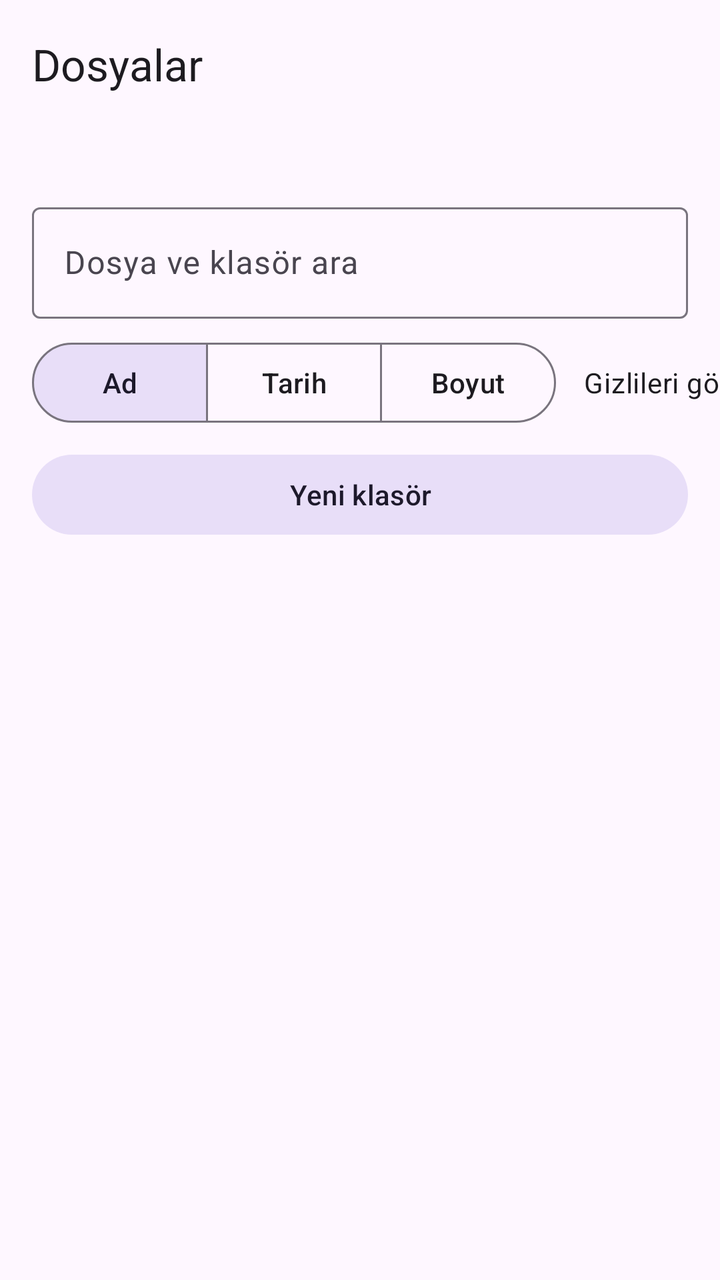
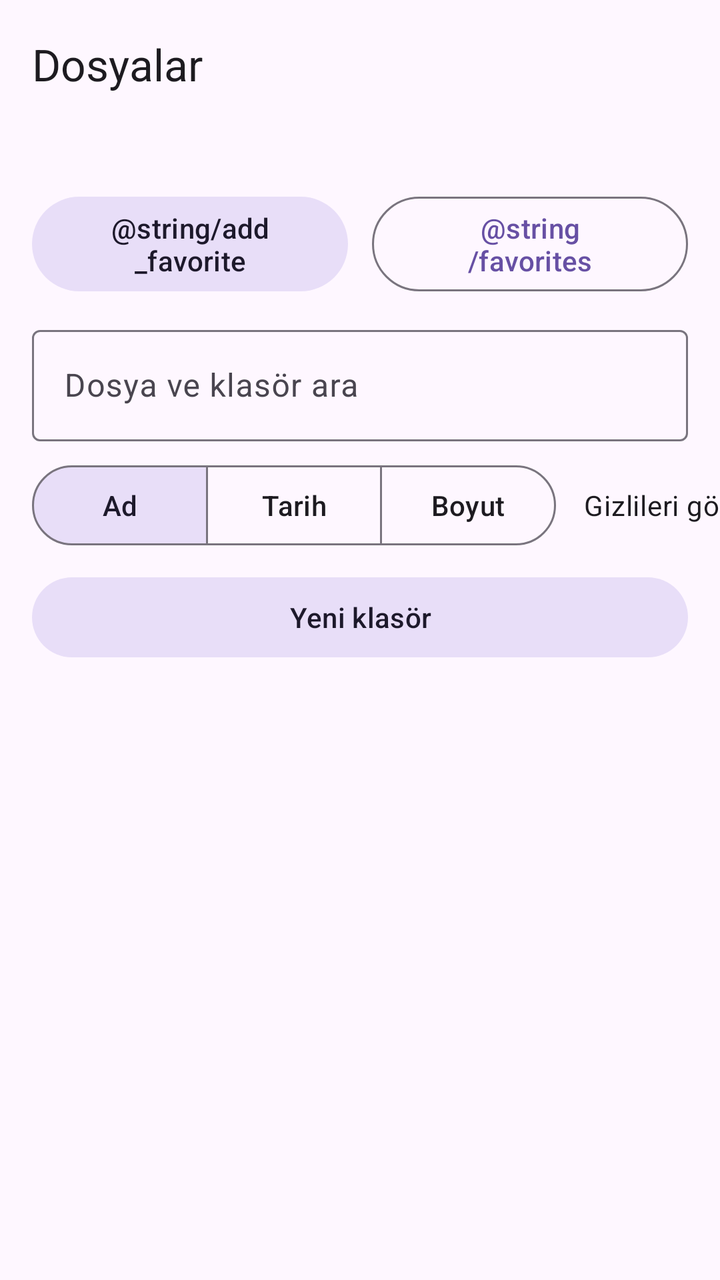

Before-and-after screenshots of an Android layout around one commit, followed by the original layout XML and the change that was made.
<!-- AndroidManifest.xml: application theme Theme.OmniFiles -->
<!-- res/layout/activity_file_browser.xml -->
<?xml version="1.0" encoding="utf-8"?>
<LinearLayout xmlns:android="http://schemas.android.com/apk/res/android"
    xmlns:app="http://schemas.android.com/apk/res-auto"
    android:id="@+id/root"
    android:layout_width="match_parent"
    android:layout_height="match_parent"
    android:orientation="vertical">

    <com.google.android.material.appbar.MaterialToolbar
        android:id="@+id/toolbar"
        android:layout_width="match_parent"
        android:layout_height="wrap_content"
        app:title="@string/browser_title" />

    <TextView
        android:id="@+id/pathText"
        android:layout_width="match_parent"
        android:layout_height="wrap_content"
        android:ellipsize="middle"
        android:maxLines="2"
        android:paddingStart="20dp"
        android:paddingTop="8dp"
        android:paddingEnd="20dp"
        android:paddingBottom="6dp"
        android:textAppearance="?attr/textAppearanceBodySmall" />

    <com.google.android.material.textfield.TextInputLayout
        android:id="@+id/searchLayout"
        android:layout_width="match_parent"
        android:layout_height="wrap_content"
        android:layout_marginStart="16dp"
        android:layout_marginTop="4dp"
        android:layout_marginEnd="16dp"
        android:hint="@string/search_files">

        <com.google.android.material.textfield.TextInputEditText
            android:id="@+id/searchInput"
            android:layout_width="match_parent"
            android:layout_height="wrap_content"
            android:imeOptions="actionDone"
            android:inputType="text"
            android:maxLines="1" />
    </com.google.android.material.textfield.TextInputLayout>

    <HorizontalScrollView
        android:layout_width="match_parent"
        android:layout_height="wrap_content"
        android:fillViewport="true"
        android:scrollbars="none">

        <LinearLayout
            android:layout_width="wrap_content"
            android:layout_height="wrap_content"
            android:gravity="center_vertical"
            android:orientation="horizontal"
            android:paddingStart="16dp"
            android:paddingTop="8dp"
            android:paddingEnd="16dp"
            android:paddingBottom="8dp">

            <com.google.android.material.button.MaterialButtonToggleGroup
                android:id="@+id/sortGroup"
                android:layout_width="wrap_content"
                android:layout_height="wrap_content"
                app:checkedButton="@id/sortNameButton"
                app:selectionRequired="true"
                app:singleSelection="true">

                <com.google.android.material.button.MaterialButton
                    android:id="@+id/sortNameButton"
                    style="@style/Widget.Material3.Button.OutlinedButton"
                    android:layout_width="wrap_content"
                    android:layout_height="wrap_content"
                    android:text="@string/sort_name" />

                <com.google.android.material.button.MaterialButton
                    android:id="@+id/sortDateButton"
                    style="@style/Widget.Material3.Button.OutlinedButton"
                    android:layout_width="wrap_content"
                    android:layout_height="wrap_content"
                    android:text="@string/sort_date" />

                <com.google.android.material.button.MaterialButton
                    android:id="@+id/sortSizeButton"
                    style="@style/Widget.Material3.Button.OutlinedButton"
                    android:layout_width="wrap_content"
                    android:layout_height="wrap_content"
                    android:text="@string/sort_size" />
            </com.google.android.material.button.MaterialButtonToggleGroup>

            <com.google.android.material.switchmaterial.SwitchMaterial
                android:id="@+id/hiddenSwitch"
                android:layout_width="wrap_content"
                android:layout_height="wrap_content"
                android:layout_marginStart="14dp"
                android:text="@string/show_hidden" />
        </LinearLayout>
    </HorizontalScrollView>

    <com.google.android.material.button.MaterialButton
        android:id="@+id/newFolderButton"
        style="@style/Widget.Material3.Button.TonalButton"
        android:layout_width="match_parent"
        android:layout_height="wrap_content"
        android:layout_marginStart="16dp"
        android:layout_marginEnd="16dp"
        android:layout_marginBottom="8dp"
        android:text="@string/new_folder" />

    <com.google.android.material.card.MaterialCardView
        android:id="@+id/selectionBar"
        android:layout_width="match_parent"
        android:layout_height="wrap_content"
        android:layout_marginStart="16dp"
        android:layout_marginEnd="16dp"
        android:layout_marginBottom="8dp"
        android:visibility="gone"
        app:cardCornerRadius="18dp"
        app:cardElevation="0dp">

        <LinearLayout
            android:layout_width="match_parent"
            android:layout_height="wrap_content"
            android:orientation="vertical"
            android:padding="12dp">

            <TextView
                android:id="@+id/selectedCountText"
                android:layout_width="match_parent"
                android:layout_height="wrap_content"
                android:textAppearance="?attr/textAppearanceTitleMedium" />

            <HorizontalScrollView
                android:layout_width="match_parent"
                android:layout_height="wrap_content"
                android:layout_marginTop="6dp"
                android:scrollbars="none">

                <LinearLayout
                    android:layout_width="wrap_content"
                    android:layout_height="wrap_content"
                    android:orientation="horizontal">

                    <com.google.android.material.button.MaterialButton
                        android:id="@+id/selectAllButton"
                        style="@style/Widget.Material3.Button.TextButton"
                        android:layout_width="wrap_content"
                        android:layout_height="wrap_content"
                        android:text="@string/select_all" />

                    <com.google.android.material.button.MaterialButton
                        android:id="@+id/selectionShareButton"
                        style="@style/Widget.Material3.Button.TextButton"
                        android:layout_width="wrap_content"
                        android:layout_height="wrap_content"
                        android:text="@string/share" />

                    <com.google.android.material.button.MaterialButton
                        android:id="@+id/selectionCopyButton"
                        style="@style/Widget.Material3.Button.TextButton"
                        android:layout_width="wrap_content"
                        android:layout_height="wrap_content"
                        android:text="@string/copy" />

                    <com.google.android.material.button.MaterialButton
                        android:id="@+id/selectionMoveButton"
                        style="@style/Widget.Material3.Button.TextButton"
                        android:layout_width="wrap_content"
                        android:layout_height="wrap_content"
                        android:text="@string/move" />

                    <com.google.android.material.button.MaterialButton
                        android:id="@+id/selectionTrashButton"
                        style="@style/Widget.Material3.Button.TextButton"
                        android:layout_width="wrap_content"
                        android:layout_height="wrap_content"
                        android:text="@string/move_to_trash" />

                    <com.google.android.material.button.MaterialButton
                        android:id="@+id/cancelSelectionButton"
                        style="@style/Widget.Material3.Button.TextButton"
                        android:layout_width="wrap_content"
                        android:layout_height="wrap_content"
                        android:text="@string/cancel" />
                </LinearLayout>
            </HorizontalScrollView>
        </LinearLayout>
    </com.google.android.material.card.MaterialCardView>

    <TextView
        android:id="@+id/transferText"
        android:layout_width="match_parent"
        android:layout_height="wrap_content"
        android:layout_marginStart="20dp"
        android:layout_marginEnd="20dp"
        android:layout_marginBottom="6dp"
        android:ellipsize="middle"
        android:maxLines="2"
        android:textAppearance="?attr/textAppearanceBodyMedium"
        android:visibility="gone" />

    <com.google.android.material.button.MaterialButton
        android:id="@+id/pasteButton"
        style="@style/Widget.Material3.Button"
        android:layout_width="match_parent"
        android:layout_height="wrap_content"
        android:layout_marginStart="16dp"
        android:layout_marginEnd="16dp"
        android:layout_marginBottom="4dp"
        android:text="@string/paste_copy"
        android:visibility="gone" />

    <com.google.android.material.button.MaterialButton
        android:id="@+id/cancelTransferButton"
        style="@style/Widget.Material3.Button.TextButton"
        android:layout_width="match_parent"
        android:layout_height="wrap_content"
        android:layout_marginStart="16dp"
        android:layout_marginEnd="16dp"
        android:layout_marginBottom="4dp"
        android:text="@string/cancel_transfer"
        android:visibility="gone" />

    <com.google.android.material.progressindicator.LinearProgressIndicator
        android:id="@+id/operationProgress"
        android:layout_width="match_parent"
        android:layout_height="wrap_content"
        android:layout_marginStart="16dp"
        android:layout_marginEnd="16dp"
        android:indeterminate="true"
        android:visibility="gone" />

    <androidx.recyclerview.widget.RecyclerView
        android:id="@+id/list"
        android:layout_width="match_parent"
        android:layout_height="0dp"
        android:layout_weight="1"
        android:clipToPadding="false"
        android:paddingBottom="16dp" />

    <TextView
        android:id="@+id/emptyText"
        android:layout_width="match_parent"
        android:layout_height="wrap_content"
        android:gravity="center"
        android:padding="24dp"
        android:text="@string/empty_folder"
        android:visibility="gone" />
</LinearLayout>
<!-- resources referenced by this layout -->
<resources>
  <string name="browser_title">Dosyalar</string>
  <string name="cancel">İptal</string>
  <string name="cancel_transfer">Aktarımı iptal et</string>
  <string name="copy">Kopyala</string>
  <string name="empty_folder">Bu klasör boş veya okunamıyor.</string>
  <string name="move">Taşı</string>
  <string name="move_to_trash">Çöpe taşı</string>
  <string name="new_folder">Yeni klasör</string>
  <string name="paste_copy">Buraya kopyala</string>
  <string name="search_files">Dosya ve klasör ara</string>
  <string name="select_all">Tümünü seç</string>
  <string name="share">Paylaş</string>
  <string name="show_hidden">Gizlileri göster</string>
  <string name="sort_date">Tarih</string>
  <string name="sort_name">Ad</string>
  <string name="sort_size">Boyut</string>
  <style name="Theme.OmniFiles" parent="Theme.Material3.DayNight.NoActionBar">
          <item name="android:windowActionModeOverlay">true</item>
          <item name="android:windowLightStatusBar" tools:targetApi="m">?attr/isLightTheme</item>
          <item name="android:navigationBarColor">@android:color/transparent</item>
          <item name="android:statusBarColor">@android:color/transparent</item>
      </style>
</resources>

<!-- the commit's change to res/layout/activity_file_browser.xml (unified diff, before → after) -->
@@ -24,6 +24,33 @@
         android:paddingBottom="6dp"
         android:textAppearance="?attr/textAppearanceBodySmall" />
 
+    <LinearLayout
+        android:layout_width="match_parent"
+        android:layout_height="wrap_content"
+        android:orientation="horizontal"
+        android:paddingStart="16dp"
+        android:paddingEnd="16dp"
+        android:paddingBottom="6dp">
+
+        <com.google.android.material.button.MaterialButton
+            android:id="@+id/favoriteToggleButton"
+            style="@style/Widget.Material3.Button.TonalButton"
+            android:layout_width="0dp"
+            android:layout_height="wrap_content"
+            android:layout_marginEnd="6dp"
+            android:layout_weight="1"
+            android:text="@string/add_favorite" />
+
+        <com.google.android.material.button.MaterialButton
+            android:id="@+id/favoritesButton"
+            style="@style/Widget.Material3.Button.OutlinedButton"
+            android:layout_width="0dp"
+            android:layout_height="wrap_content"
+            android:layout_marginStart="6dp"
+            android:layout_weight="1"
+            android:text="@string/favorites" />
+    </LinearLayout>
+
     <com.google.android.material.textfield.TextInputLayout
         android:id="@+id/searchLayout"
         android:layout_width="match_parent"
